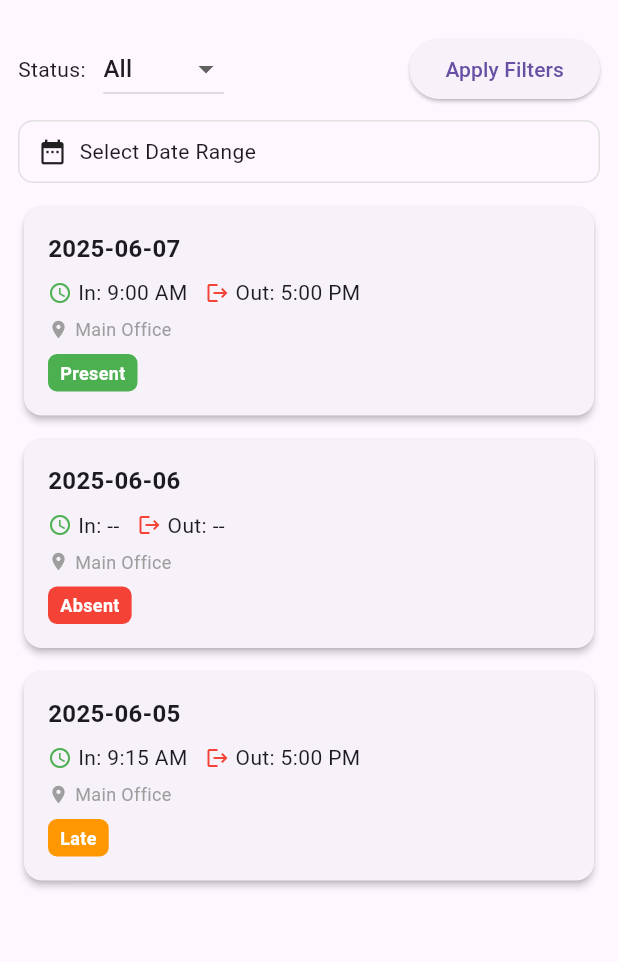
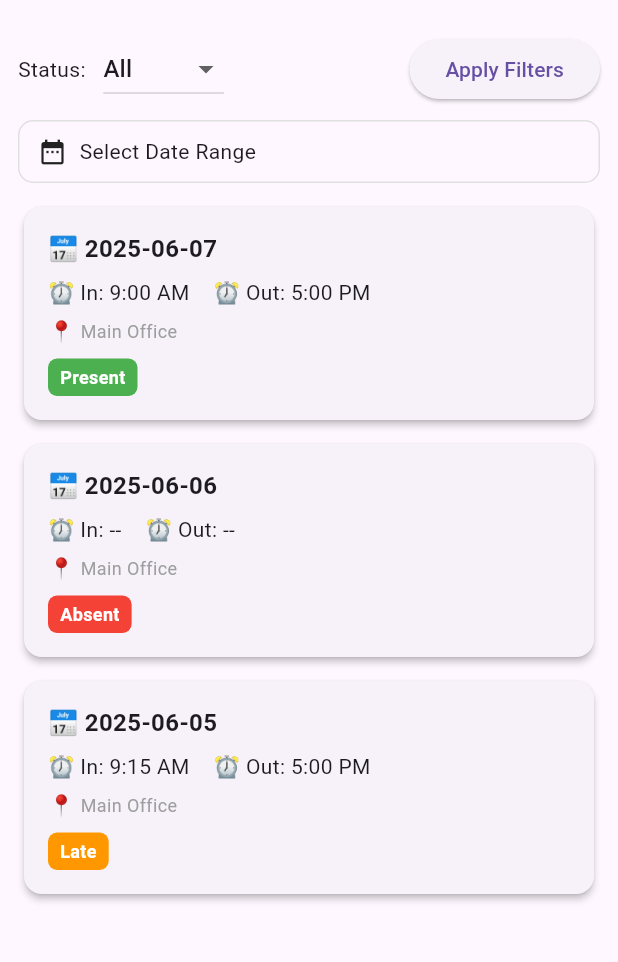
Before and after one commit to 0xsreejith/attendance_app, a Flutter app: the screen it shows after launch, on a phone screen of 412 x 824 dp, the part 63-1025 px from its top. Run offline on Flutter 3.47's test engine with Material 3 defaults, Android fonts, the phone set to English and light mode, and no system bars; our stand-ins replace get, table_calendar.

Commit message:
style : changed icons in the attendance card

```diff
--- a/lib/app/modules/attendance/widgets/attendance_card.dart
+++ b/lib/app/modules/attendance/widgets/attendance_card.dart
@@ -1,6 +1,5 @@
 import 'package:attendance_app/app/modules/attendance/model/attendance_model.dart';
 import 'package:flutter/material.dart';
-
 
 class AttendanceCard extends StatelessWidget {
   final AttendanceModel data;
@@ -32,31 +31,47 @@ class AttendanceCard extends StatelessWidget {
         child: Column(
           crossAxisAlignment: CrossAxisAlignment.start,
           children: [
-            Text(
-              "${data.date.toLocal()}".split(' ')[0],
-              style: const TextStyle(fontSize: 16, fontWeight: FontWeight.bold),
+            // 📅 Date
+            Row(
+              children: [
+                const Text("📅 ", style: TextStyle(fontSize: 16)),
+                Text(
+                  "${data.date.toLocal()}".split(' ')[0],
+                  style: const TextStyle(fontSize: 16, fontWeight: FontWeight.bold),
+                ),
+              ],
             ),
             const SizedBox(height: 8),
-            Row(children: [
-              const Icon(Icons.access_time, size: 16, color: Colors.green),
-              const SizedBox(width: 4),
-              Text("In: ${data.checkIn}"),
-              const SizedBox(width: 12),
-              const Icon(Icons.logout, size: 16, color: Colors.red),
-              const SizedBox(width: 4),
-              Text("Out: ${data.checkOut}"),
-            ]),
+
+            // ⏰ Time In / Out
+            Row(
+              children: [
+                const Text("⏰ In: ", style: TextStyle(fontSize: 14)),
+                Text(data.checkIn),
+                const SizedBox(width: 16),
+                const Text("⏰ Out: ", style: TextStyle(fontSize: 14)),
+                Text(data.checkOut),
+              ],
+            ),
+
+            // 📍 Location
             if (data.location.isNotEmpty) ...[
               const SizedBox(height: 6),
               Row(
                 children: [
-                  const Icon(Icons.location_on, size: 14, color: Colors.grey),
+                  const Text("📍", style: TextStyle(fontSize: 14)),
                   const SizedBox(width: 4),
-                  Text(data.location, style: const TextStyle(fontSize: 12, color: Colors.grey)),
+                  Text(
+                    data.location,
+                    style: const TextStyle(fontSize: 12, color: Colors.grey),
+                  ),
                 ],
               ),
             ],
+
             const SizedBox(height: 8),
+
+            // Status tag
             Container(
               padding: const EdgeInsets.symmetric(horizontal: 8, vertical: 4),
               decoration: BoxDecoration(
@@ -65,9 +80,13 @@ class AttendanceCard extends StatelessWidget {
               ),
               child: Text(
                 data.status,
-                style: const TextStyle(color: Colors.white, fontSize: 12, fontWeight: FontWeight.bold),
+                style: const TextStyle(
+                  color: Colors.white,
+                  fontSize: 12,
+                  fontWeight: FontWeight.bold,
+                ),
               ),
-            )
+            ),
           ],
         ),
       ),
```
